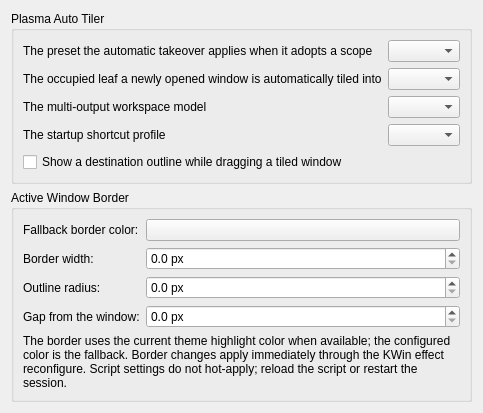
Above: kwin/native-effect/activeborderconfig.ui from beefsack/plasma-auto-tiler before the change. Below: the same form after it.
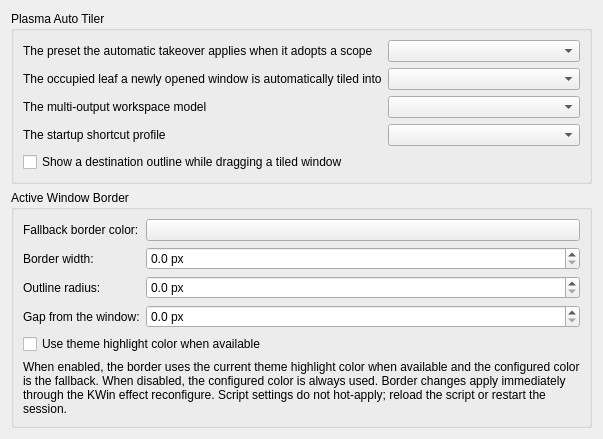
That is the form after the change. Custom widgets are drawn as their Qt base class.

Commit message: feat(kwin): add active-border UseThemeColor override

What changed in the file:
```diff
--- a/kwin/native-effect/activeborderconfig.ui
+++ b/kwin/native-effect/activeborderconfig.ui
@@ -160,9 +160,16 @@
        </widget>
       </item>
       <item row="4" column="0" colspan="2">
+        <widget class="QCheckBox" name="kcfg_UseThemeColor">
+         <property name="text">
+          <string>Use theme highlight color when available</string>
+         </property>
+        </widget>
+       </item>
+       <item row="5" column="0" colspan="2">
        <widget class="QLabel" name="borderDescription">
         <property name="text">
-          <string>The border uses the current theme highlight color when available; the configured color is the fallback. Border changes apply immediately through the KWin effect reconfigure. Script settings do not hot-apply; reload the script or restart the session.</string>
+           <string>When enabled, the border uses the current theme highlight color when available and the configured color is the fallback. When disabled, the configured color is always used. Border changes apply immediately through the KWin effect reconfigure. Script settings do not hot-apply; reload the script or restart the session.</string>
         </property>
         <property name="wordWrap">
          <bool>true</bool>
```
Lines whose indentation alone changed are shown as unchanged. The commit also changes 9 other files.
